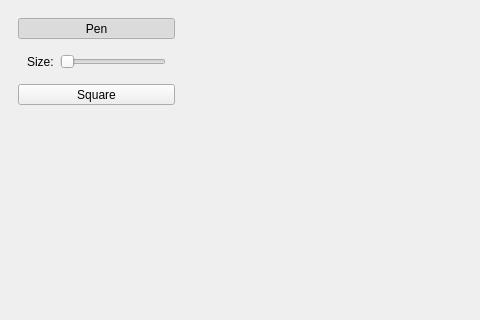
xmpp-graveyard/jabbim, file paint.ui: the form before one commit; both pictures show x 0 to 480 and y 0 to 320 of the 800 by 600 pixel window.
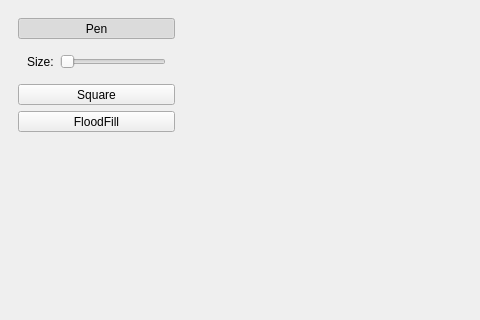
The form after the commit.

Commit message:
paint.py: floodfill implementation
Floodfill algorithm implementation, to be used in the real paint later.

What changed in the file:
```diff
--- a/paint.ui
+++ b/paint.ui
@@ -13,14 +13,6 @@
    <string>MainWindow</string>
   </property>
   <widget class="QWidget" name="centralwidget" >
-   <property name="geometry" >
-    <rect>
-     <x>0</x>
-     <y>19</y>
-     <width>800</width>
-     <height>562</height>
-    </rect>
-   </property>
    <layout class="QGridLayout" name="gridLayout_2" >
     <item row="0" column="0" >
      <widget class="QWidget" native="1" name="widget" >
@@ -92,7 +84,7 @@
          </property>
         </widget>
        </item>
-       <item row="3" column="0" >
+       <item row="4" column="0" >
         <spacer name="verticalSpacer" >
          <property name="orientation" >
           <enum>Qt::Vertical</enum>
@@ -105,6 +97,25 @@
          </property>
         </spacer>
        </item>
+       <item row="3" column="0" >
+        <widget class="QToolButton" name="floodfill" >
+         <property name="sizePolicy" >
+          <sizepolicy vsizetype="Fixed" hsizetype="Expanding" >
+           <horstretch>0</horstretch>
+           <verstretch>0</verstretch>
+          </sizepolicy>
+         </property>
+         <property name="text" >
+          <string>FloodFill</string>
+         </property>
+         <property name="checkable" >
+          <bool>true</bool>
+         </property>
+         <property name="autoExclusive" >
+          <bool>true</bool>
+         </property>
+        </widget>
+       </item>
       </layout>
      </widget>
     </item>
```
Left out of the diff: 13 changed lines with no effect on the pictures. The commit also changes 2 other files.
